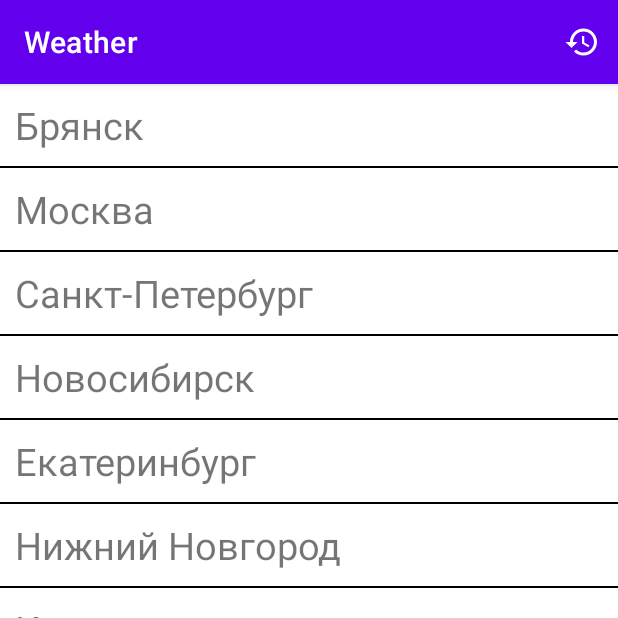
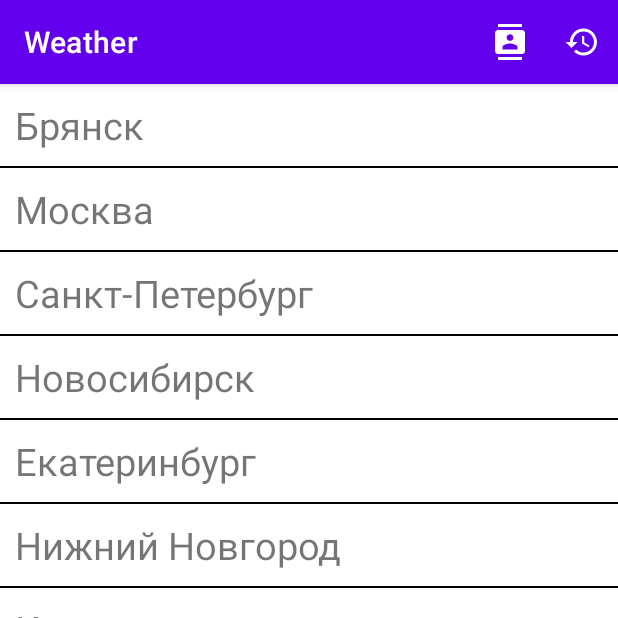
Before and after one commit to Kirill-Aksenov/weather-app, an Android app: the screen it shows after launch (MainActivity), on a phone screen of 412 x 824 dp, the top half of it. Run offline under Robolectric (Android 15) with nearby library versions, the phone set to English and light mode, and no system bars; our stand-ins replace Room's generated code.

Commit message:
lesson09 done

```diff
--- a/app/src/main/AndroidManifest.xml
+++ b/app/src/main/AndroidManifest.xml
@@ -4,6 +4,7 @@
     package="ru.geekbrains.weather_app">
 
     <uses-permission android:name="android.permission.INTERNET" />
+    <uses-permission android:name="android.permission.READ_CONTACTS" />
 
     <application
         android:name=".app.App"
--- /dev/null
+++ b/app/src/main/res/drawable/menu_contacts.xml
@@ -0,0 +1,10 @@
+<vector xmlns:android="http://schemas.android.com/apk/res/android"
+    android:width="24dp"
+    android:height="24dp"
+    android:tint="?attr/colorControlNormal"
+    android:viewportWidth="24"
+    android:viewportHeight="24">
+    <path
+        android:fillColor="@android:color/white"
+        android:pathData="M20,0L4,0v2h16L20,0zM4,24h16v-2L4,22v2zM20,4L4,4c-1.1,0 -2,0.9 -2,2v12c0,1.1 0.9,2 2,2h16c1.1,0 2,-0.9 2,-2L22,6c0,-1.1 -0.9,-2 -2,-2zM12,6.75c1.24,0 2.25,1.01 2.25,2.25s-1.01,2.25 -2.25,2.25S9.75,10.24 9.75,9 10.76,6.75 12,6.75zM17,17L7,17v-1.5c0,-1.67 3.33,-2.5 5,-2.5s5,0.83 5,2.5L17,17z" />
+</vector>
--- a/app/src/main/res/menu/main_screen_menu.xml
+++ b/app/src/main/res/menu/main_screen_menu.xml
@@ -3,9 +3,15 @@
     xmlns:app="http://schemas.android.com/apk/res-auto">
 
     <item
-        android:id="@+id/menu_history"
-        android:icon="@drawable/menu_history_icon"
+        android:id="@+id/menu_content_provider"
+        android:icon="@drawable/menu_contacts"
         android:title="@string/menu_title_history"
         app:showAsAction="always" />
 
+    <item
+        android:id="@+id/menu_history"
+        android:icon="@drawable/menu_history_icon"
+        android:title="@string/menu_contacts"
+        app:showAsAction="always" />
+
 </menu>
--- a/app/src/main/res/values/dimens.xml
+++ b/app/src/main/res/values/dimens.xml
@@ -15,4 +15,5 @@
     <dimen name="weather_icon_width">150dp</dimen>
     <dimen name="weather_icon_height">150dp</dimen>
     <dimen name="weather_icon_margin">110dp</dimen>
+    <dimen name="contacts_text_size">10sp</dimen>
 </resources>
--- a/app/src/main/res/values/strings.xml
+++ b/app/src/main/res/values/strings.xml
@@ -9,4 +9,5 @@
     <string name="khabarovsk">Хабаровск</string>
     <string name="server_connection_error">Не удалось установить соединение с сервером</string>
     <string name="menu_title_history">History</string>
+    <string name="menu_contacts">Contacts</string>
 </resources>
```
Also changed, not shown: app/src/main/java/ru/geekbrains/weather_app/view/MainActivity.kt (+10 -0 lines), app/src/main/java/ru/geekbrains/weather_app/view/contacts/ContentProviderFragment.kt (added, +142 -0 lines), app/src/main/res/layout/fragment_content_provider.xml (added, +14 -0 lines), 2 other files.
